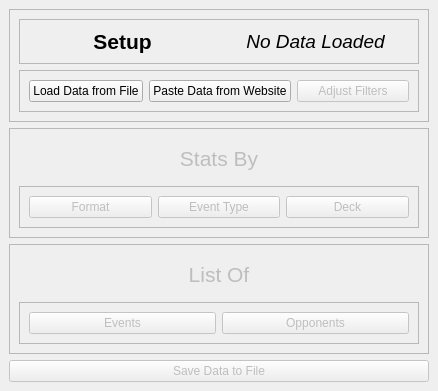
Before: the Qt Designer form UIs/Main.ui in JeffHoogland/qutemtgstats, drawn with Qt 5.
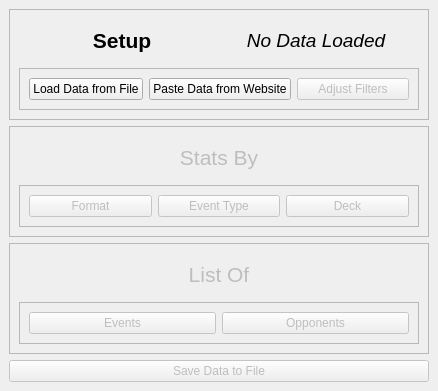
After: the same form once the commit is applied.

Commit message: Saving/loading data from files now works

```diff
--- a/UIs/Main.ui
+++ b/UIs/Main.ui
@@ -27,7 +27,7 @@
        <item>
         <widget class="QFrame" name="setupLabelFrame">
          <property name="frameShape">
-          <enum>QFrame::StyledPanel</enum>
+          <enum>QFrame::NoFrame</enum>
          </property>
          <property name="frameShadow">
           <enum>QFrame::Raised</enum>
```
The commit also changes 1 other file.
